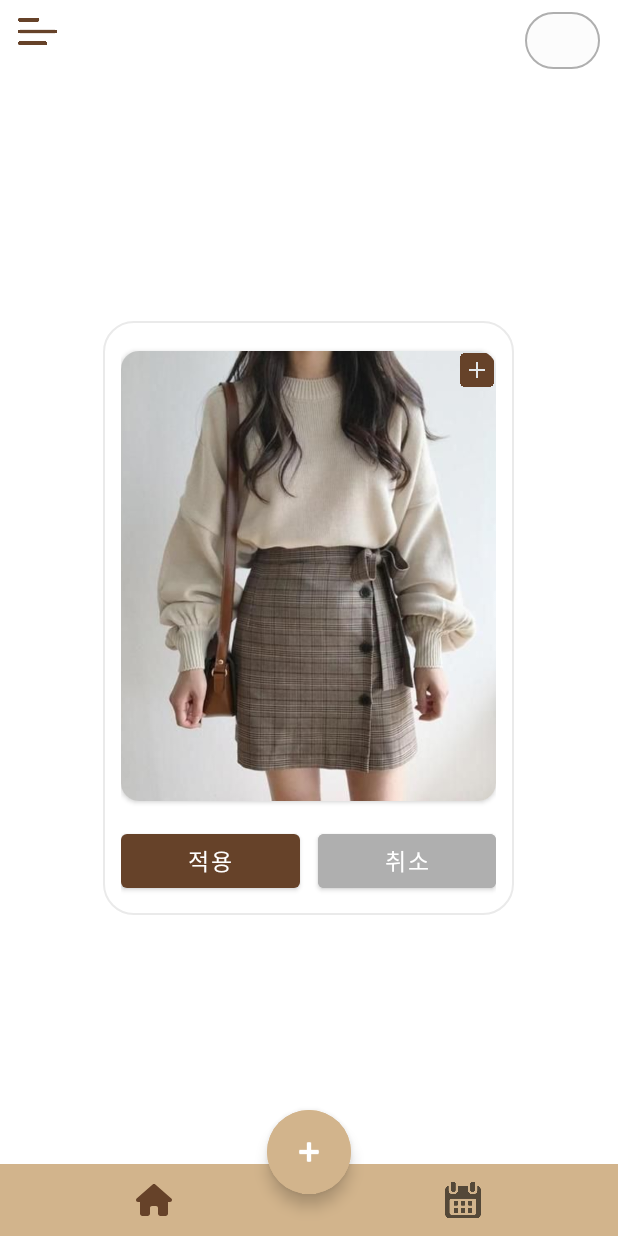
After one commit to tmdgh1592/SE2022_3_3, an Android app built with Jetpack Compose: the fragment DailyPhotoDialogFragment placed in its activity, on a phone screen of 412 x 824 dp. The commit adds this screen. Run offline under Robolectric (Android 15) with nearby library versions, the light colour scheme and no system bars; our stand-ins replace Room's generated code, data binding; libraries missing offline, so code that uses them is left out: com.prolificinteractive.materialcalendarview; Roboto replaces fonts that are not available here.

Commit message:
feat: DailyPhotoDialogFragment 생성 related to: #24

```diff
--- a/Hanger/app/src/main/java/com/se/hanger/data/model/DailyPhoto.kt
+++ b/Hanger/app/src/main/java/com/se/hanger/data/model/DailyPhoto.kt
@@ -2,12 +2,12 @@
 
 import androidx.room.Entity
 import androidx.room.PrimaryKey
-import java.util.*
+import org.threeten.bp.LocalDate
 
 @Entity(tableName = "DailyPhotoTable")
 data class DailyPhoto(
     var photo: Photo,
-    var photoDate: Date
+    var photoDate: LocalDate
 ) {
     @PrimaryKey(autoGenerate = true)
     var id: Int = 0
--- a/Hanger/app/src/main/java/com/se/hanger/view/adapter/MainViewPagerAdapter.kt
+++ b/Hanger/app/src/main/java/com/se/hanger/view/adapter/MainViewPagerAdapter.kt
@@ -3,8 +3,8 @@
 import androidx.fragment.app.Fragment
 import androidx.fragment.app.FragmentActivity
 import androidx.viewpager2.adapter.FragmentStateAdapter
-import com.se.hanger.view.main.CalendarFragment
-import com.se.hanger.view.main.ClothFragment
+import com.se.hanger.view.calendar.CalendarFragment
+import com.se.hanger.view.cloth.ClothFragment
 
 class MainViewPagerAdapter(fragmentActivity: FragmentActivity) : FragmentStateAdapter(fragmentActivity) {
     private val mainFragmentList = listOf<Fragment>(ClothFragment(), CalendarFragment())
--- /dev/null
+++ b/Hanger/app/src/main/java/com/se/hanger/view/calendar/DailyPhotoDialogFragment.kt
@@ -0,0 +1,53 @@
+package com.se.hanger.view.calendar
+
+import android.graphics.Color
+import android.graphics.drawable.ColorDrawable
+import android.os.Bundle
+import android.view.*
+import androidx.fragment.app.DialogFragment
+import com.se.hanger.R
+import com.se.hanger.databinding.FragmentDialogPhotoBinding
+
+class DailyPhotoDialogFragment : DialogFragment(), View.OnClickListener {
+    private lateinit var binding: FragmentDialogPhotoBinding
+
+    override fun onCreateView(
+        inflater: LayoutInflater,
+        container: ViewGroup?,
+        savedInstanceState: Bundle?
+    ): View? {
+        binding = FragmentDialogPhotoBinding.inflate(inflater)
+        dialog?.window?.requestFeature(Window.FEATURE_NO_TITLE)
+        return binding.root
+    }
+
+    override fun onViewCreated(view: View, savedInstanceState: Bundle?) {
+        super.onViewCreated(view, savedInstanceState)
+        with(binding) {
+            setClickListener()
+        }
+    }
+
+    override fun onResume() {
+        super.onResume()
+
+        dialog?.window?.setLayout(
+            ViewGroup.LayoutParams.WRAP_CONTENT,
+            ViewGroup.LayoutParams.WRAP_CONTENT
+        )
+        dialog?.window?.setBackgroundDrawable(ColorDrawable(Color.TRANSPARENT))
+        dialog?.window?.clearFlags(WindowManager.LayoutParams.FLAG_DIM_BEHIND)
+    }
+
+    private fun setClickListener() {
+
+    }
+
+    override fun onClick(view: View?) {
+        when (view?.id) {
+            R.id.close_btn -> {
+                dismiss()
+            }
+        }
+    }
+}
--- a/Hanger/app/src/main/java/com/se/hanger/view/main/ClothFragment.kt
+++ b/Hanger/app/src/main/java/com/se/hanger/view/cloth/ClothFragment.kt
@@ -1,4 +1,4 @@
-package com.se.hanger.view.main
+package com.se.hanger.view.cloth
 
 import android.annotation.SuppressLint
 import android.content.Intent
--- a/Hanger/app/src/main/java/com/se/hanger/view/weather/WeatherActivity.kt
+++ b/Hanger/app/src/main/java/com/se/hanger/view/weather/WeatherActivity.kt
@@ -15,7 +15,7 @@
 import com.se.hanger.data.retrofit.api.WeatherService
 import com.se.hanger.databinding.ActivityWeatherBinding
 import com.se.hanger.setStatusBarTransparent
-import com.se.hanger.view.main.ClothFragment
+import com.se.hanger.view.cloth.ClothFragment
 import kotlinx.coroutines.CoroutineScope
 import kotlinx.coroutines.Dispatchers
 import kotlinx.coroutines.Job
--- a/Hanger/app/src/main/res/layout/fragment_calendar.xml
+++ b/Hanger/app/src/main/res/layout/fragment_calendar.xml
@@ -5,12 +5,12 @@
     android:layout_width="match_parent"
     android:layout_height="match_parent"
     android:scrollbars="none"
-    tools:context=".view.main.CalendarFragment">
+    tools:context=".view.calendar.CalendarFragment">
 
     <FrameLayout
         android:layout_width="match_parent"
         android:layout_height="match_parent"
-        tools:context=".view.main.CalendarFragment">
+        tools:context=".view.calendar.CalendarFragment">
 
         <com.prolificinteractive.materialcalendarview.MaterialCalendarView
             android:id="@+id/calendar_view"
--- a/Hanger/app/src/main/res/layout/fragment_cloth.xml
+++ b/Hanger/app/src/main/res/layout/fragment_cloth.xml
@@ -17,7 +17,7 @@
             android:layout_width="match_parent"
             android:layout_height="match_parent"
             android:paddingHorizontal="12dp"
-            tools:context=".view.main.CalendarFragment">
+            tools:context=".view.calendar.CalendarFragment">
 
             <ImageView
                 android:id="@+id/menu_btn"
--- /dev/null
+++ b/Hanger/app/src/main/res/layout/fragment_dialog_photo.xml
@@ -0,0 +1,80 @@
+<?xml version="1.0" encoding="utf-8"?>
+<layout xmlns:android="http://schemas.android.com/apk/res/android"
+    xmlns:app="http://schemas.android.com/apk/res-auto"
+    xmlns:tools="http://schemas.android.com/tools">
+
+    <data>
+
+    </data>
+
+    <androidx.constraintlayout.widget.ConstraintLayout
+        android:layout_width="match_parent"
+        android:layout_height="match_parent"
+        android:background="@drawable/round_white_gray_20"
+        android:padding="12dp"
+        tools:context=".view.cloth.ClothAddDialogFragment">
+
+
+        <androidx.cardview.widget.CardView
+            android:id="@+id/photo_add_btn"
+            android:layout_width="250dp"
+            android:layout_height="300dp"
+            android:layout_marginTop="8dp"
+            android:background="?attr/selectableItemBackground"
+            android:clickable="true"
+            android:focusable="true"
+            app:cardCornerRadius="12dp"
+            app:layout_constraintLeft_toLeftOf="parent"
+            app:layout_constraintRight_toRightOf="parent"
+            app:layout_constraintTop_toTopOf="parent">
+
+            <RelativeLayout
+                android:layout_width="match_parent"
+                android:layout_height="match_parent">
+
+                <ImageView
+                    android:id="@+id/photo_iv"
+                    android:layout_width="match_parent"
+                    android:layout_height="match_parent"
+                    android:scaleType="centerCrop"
+                    android:src="@drawable/sample_cloth" />
+
+
+                <ImageView
+                    android:layout_width="25dp"
+                    android:layout_height="25dp"
+                    android:layout_alignParentTop="true"
+                    android:layout_alignParentRight="true"
+                    android:src="@drawable/ic_plus"
+                    app:tint="@color/colorPrimary" />
+
+            </RelativeLayout>
+
+        </androidx.cardview.widget.CardView>
+
+
+        <Button
+            android:id="@+id/cloth_add_btn"
+            android:layout_width="0dp"
+            android:layout_height="wrap_content"
+            android:layout_marginTop="16dp"
+            android:text="적용"
+            android:textSize="15sp"
+            app:layout_constraintLeft_toLeftOf="parent"
+            app:layout_constraintRight_toLeftOf="@+id/cancel_btn"
+            app:layout_constraintTop_toBottomOf="@+id/photo_add_btn" />
+
+        <Button
+            android:id="@+id/cancel_btn"
+            android:layout_width="0dp"
+            android:layout_height="wrap_content"
+            android:layout_marginLeft="12dp"
+            android:layout_marginTop="16dp"
+            android:backgroundTint="@color/gray500"
+            android:text="취소"
+            android:textSize="15sp"
+            app:layout_constraintLeft_toRightOf="@id/cloth_add_btn"
+            app:layout_constraintRight_toRightOf="parent"
+            app:layout_constraintTop_toBottomOf="@+id/photo_add_btn" />
+    </androidx.constraintlayout.widget.ConstraintLayout>
+</layout>
```
Also changed, not shown: Hanger/app/src/main/java/com/se/hanger/data/db/converter/DateTypeConverter.kt (+4 -4 lines), Hanger/app/src/main/java/com/se/hanger/view/calendar/CalendarFragment.kt (renamed from Hanger/app/src/main/java/com/se/hanger/view/main/CalendarFragment.kt, +47 -15 lines).
